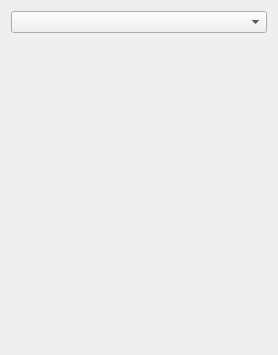
First picture: the form in src/scoringview.ui, repository flysight/flysight-viewer-qt, before the edit.
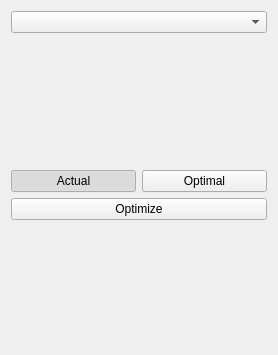
Second picture: the form after the edit.

Commit message: Move optimization buttons to scoring view

The edit to the form file:
```diff
--- a/src/scoringview.ui
+++ b/src/scoringview.ui
@@ -32,6 +32,53 @@
    <item>
     <widget class="QStackedWidget" name="stackedWidget"/>
    </item>
+   <item>
+    <layout class="QHBoxLayout" name="horizontalLayout_2">
+     <item>
+      <widget class="QPushButton" name="actualButton">
+       <property name="text">
+        <string>Actual</string>
+       </property>
+       <property name="checkable">
+        <bool>true</bool>
+       </property>
+       <property name="checked">
+        <bool>true</bool>
+       </property>
+      </widget>
+     </item>
+     <item>
+      <widget class="QPushButton" name="optimalButton">
+       <property name="text">
+        <string>Optimal</string>
+       </property>
+       <property name="checkable">
+        <bool>true</bool>
+       </property>
+      </widget>
+     </item>
+    </layout>
+   </item>
+   <item>
+    <widget class="QPushButton" name="optimizeButton">
+     <property name="text">
+      <string>Optimize</string>
+     </property>
+    </widget>
+   </item>
+   <item>
+    <spacer name="verticalSpacer">
+     <property name="orientation">
+      <enum>Qt::Vertical</enum>
+     </property>
+     <property name="sizeHint" stdset="0">
+      <size>
+       <width>20</width>
+       <height>40</height>
+      </size>
+     </property>
+    </spacer>
+   </item>
   </layout>
  </widget>
  <resources/>
```
Left out of the diff: 2 changed lines with no effect on the pictures. The commit also changes 10 other files.
